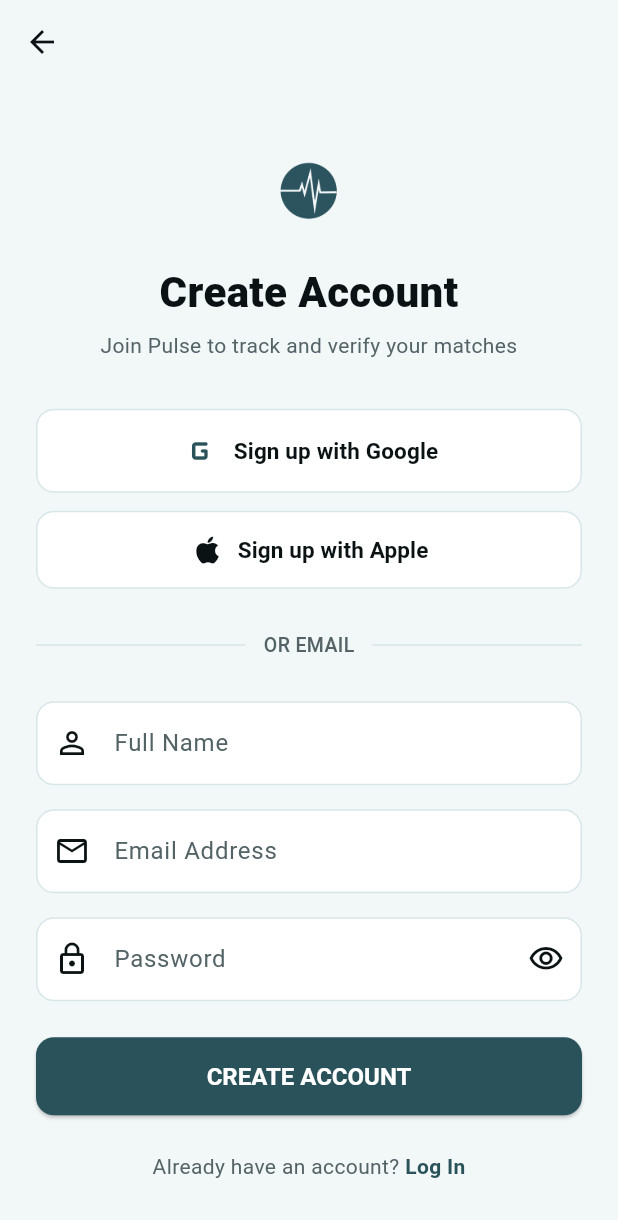
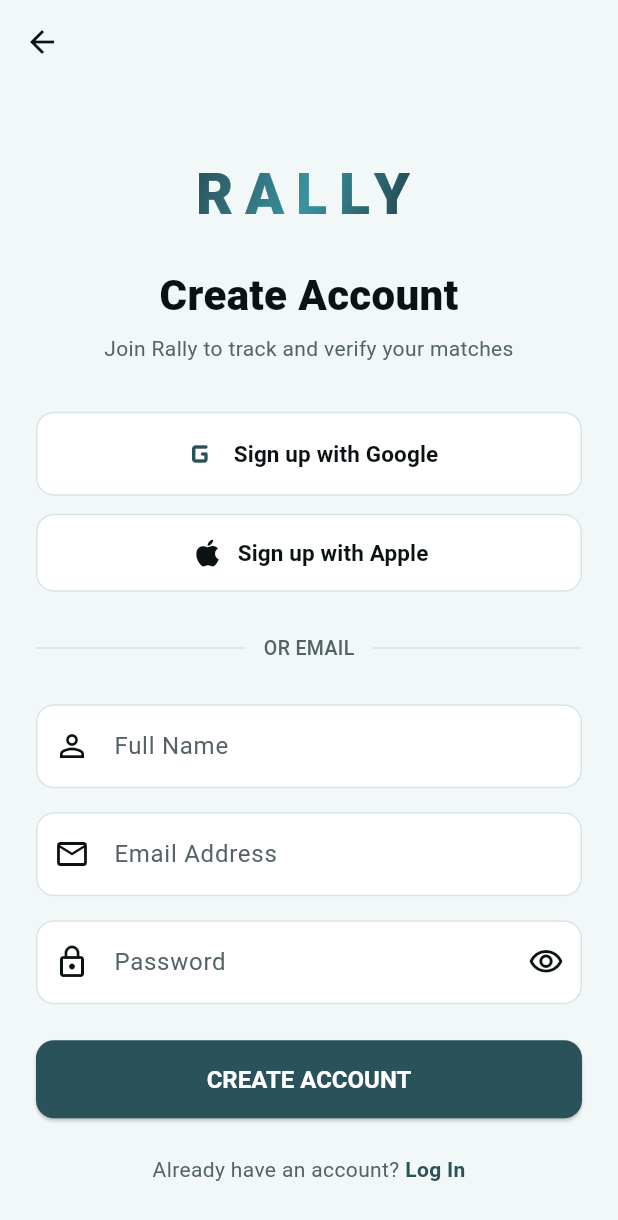
Before and after one commit to esamp001/Pulse, a Flutter app: the screen it shows after launch, after a tap on "LOG IN", after a tap on "Sign Up", on a phone screen of 412 x 824 dp. Shown: the top 1220 px of the screen. Run offline on Flutter 3.47's test engine with Material 3 defaults, Android fonts, the light colour scheme and no system bars; our stand-ins replace flutter_dotenv, google_sign_in, shared_preferences; accounts and stored records are empty.

Commit message:
change name to rally

```diff
--- /dev/null
+++ b/mobile/devtools_options.yaml
@@ -0,0 +1,3 @@
+description: This file stores settings for Dart & Flutter DevTools.
+documentation: https://docs.flutter.dev/tools/devtools/extensions#configure-extension-enablement-states
+extensions:
--- a/mobile/lib/core/widgets/pulse_top_bar.dart
+++ b/mobile/lib/core/widgets/pulse_top_bar.dart
@@ -1,6 +1,5 @@
 import 'package:flutter/material.dart';
 import '../theme/pulse_colors.dart';
-import 'pulse_logo.dart';
 
 /// Reusable Top Bar Component for Pulse App
 ///
@@ -90,8 +89,7 @@
               ),
             ),
 
-            // Center: Large Pulse Logo
-            const PulseLogo(size: 52.0),
+            // Center: (Logo removed)
 
             // Right: Inbox / Notification Icon
             GestureDetector(
--- /dev/null
+++ b/mobile/lib/core/widgets/rally_text_logo.dart
@@ -0,0 +1,62 @@
+import 'package:flutter/material.dart';
+import '../theme/pulse_colors.dart';
+
+/// Styled Typographic Logo for Rally
+/// Displays "RALLY" as a sleek, modern brand logo using gradient typography.
+class RallyTextLogo extends StatelessWidget {
+  final double fontSize;
+  final bool showSubtitle;
+  final String? subtitleText;
+
+  const RallyTextLogo({
+    super.key,
+    this.fontSize = 42.0,
+    this.showSubtitle = true,
+    this.subtitleText = 'Turn casual games into competitive matches',
+  });
+
+  @override
+  Widget build(BuildContext context) {
+    final isDark = Theme.of(context).brightness == Brightness.dark;
+
+    return Column(
+      mainAxisSize: MainAxisSize.min,
+      crossAxisAlignment: CrossAxisAlignment.center,
+      children: [
+        // Typographic Gradient Brand Logo
+        ShaderMask(
+          shaderCallback: (bounds) => LinearGradient(
+            colors: isDark
+                ? const [Color(0xFFE0F7FA), PulseColors.secondary, PulseColors.accent]
+                : const [PulseColors.primary, PulseColors.accent, Color(0xFF1E3A40)],
+            begin: Alignment.topLeft,
+            end: Alignment.bottomRight,
+          ).createShader(bounds),
+          child: Text(
+            'RALLY',
+            textAlign: TextAlign.center,
+            style: TextStyle(
+              fontSize: fontSize,
+              fontWeight: FontWeight.w900,
+              letterSpacing: 8.0,
+              color: Colors.white, // ShaderMask applies gradient color
+            ),
+          ),
+        ),
+        if (showSubtitle && subtitleText != null) ...[
+          const SizedBox(height: 6),
+          Text(
+            subtitleText!,
+            textAlign: TextAlign.center,
+            style: TextStyle(
+              fontSize: 13,
+              fontWeight: FontWeight.w500,
+              letterSpacing: 0.2,
+              color: PulseColors.getTextSecondary(isDark),
+            ),
+          ),
+        ],
+      ],
+    );
+  }
+}
--- a/mobile/lib/features/auth/presentation/screens/login_screen.dart
+++ b/mobile/lib/features/auth/presentation/screens/login_screen.dart
@@ -1,6 +1,7 @@
 import 'package:flutter/material.dart';
+import 'package:shared_preferences/shared_preferences.dart';
 import '../../../../core/theme/pulse_colors.dart';
-import '../../../../core/widgets/pulse_logo.dart';
+import '../../../../core/widgets/rally_text_logo.dart';
 import 'register_screen.dart';
 
 class LoginScreen extends StatefulWidget {
@@ -17,21 +18,57 @@
   bool _isPasswordVisible = false;
 
   @override
+  void initState() {
+    super.initState();
+    _loadSavedEmail();
+  }
+
+  /// Load email address saved from previous login session
+  Future<void> _loadSavedEmail() async {
+    try {
+      final prefs = await SharedPreferences.getInstance();
+      final savedEmail = prefs.getString('saved_email');
+      if (savedEmail != null && savedEmail.isNotEmpty) {
+        setState(() {
+          _emailController.text = savedEmail;
+        });
+      }
+    } catch (_) {
+      // Ignore storage errors on startup
+    }
+  }
+
+  /// Persist email address to local device storage
+  Future<void> _saveEmail(String email) async {
+    try {
+      final prefs = await SharedPreferences.getInstance();
+      await prefs.setString('saved_email', email);
+    } catch (_) {
+      // Ignore storage write errors
+    }
+  }
+
+  @override
   void dispose() {
     _emailController.dispose();
     _passwordController.dispose();
     super.dispose();
   }
 
-  void _handleLogin() {
+  void _handleLogin() async {
     if (_formKey.currentState!.validate()) {
+      final email = _emailController.text.trim();
+      await _saveEmail(email);
+
       // Temporary feedback until connected to backend API
-      ScaffoldMessenger.of(context).showSnackBar(
-        SnackBar(
-          content: Text('Logging in with ${_emailController.text}...'),
-          backgroundColor: PulseColors.primary,
-        ),
-      );
+      if (mounted) {
+        ScaffoldMessenger.of(context).showSnackBar(
+          SnackBar(
+            content: Text('Logging in with $email...'),
+            backgroundColor: PulseColors.primary,
+          ),
+        );
+      }
     }
   }
 
@@ -54,31 +91,11 @@
                 mainAxisAlignment: MainAxisAlignment.center,
                 crossAxisAlignment: CrossAxisAlignment.stretch,
                 children: [
-                  // App Branding / Logo Header
+                  const SizedBox(height: 12),
                   const Center(
-                    child: PulseLogo(size: 90),
+                    child: RallyTextLogo(fontSize: 44.0),
                   ),
-                  const SizedBox(height: 13),
-                  Text(
-                    'PULSE',
-                    textAlign: TextAlign.center,
-                    style: TextStyle(
-                      fontSize: 32,
-                      fontWeight: FontWeight.w900,
-                      letterSpacing: 3.0,
-                      color: textPrimaryColor,
-                    ),
-                  ),
-                  const SizedBox(height: 8),
-                  Text(
-                    'Turn casual games into competitive matches',
-                    textAlign: TextAlign.center,
-                    style: TextStyle(
-                      fontSize: 14,
-                      color: textSecondaryColor,
-                    ),
-                  ),
-                  const SizedBox(height: 40),
+                  const SizedBox(height: 36),
 
                   // Email Field
                   TextFormField(
--- a/mobile/lib/features/auth/presentation/screens/register_screen.dart
+++ b/mobile/lib/features/auth/presentation/screens/register_screen.dart
@@ -1,7 +1,7 @@
 import 'package:flutter/material.dart';
 import 'package:google_sign_in/google_sign_in.dart';
 import '../../../../core/theme/pulse_colors.dart';
-import '../../../../core/widgets/pulse_logo.dart';
+import '../../../../core/widgets/rally_text_logo.dart';
 import '../../../home/presentation/screens/home_screen.dart';
 import '../../models/user_model.dart';
 import '../../services/auth_service.dart';
@@ -131,11 +131,14 @@
                 mainAxisAlignment: MainAxisAlignment.center,
                 crossAxisAlignment: CrossAxisAlignment.stretch,
                 children: [
-                  // App Logo & Header
+                  const SizedBox(height: 12),
                   const Center(
-                    child: PulseLogo(size: 70),
+                    child: RallyTextLogo(
+                      fontSize: 38.0,
+                      showSubtitle: false,
+                    ),
                   ),
-                  const SizedBox(height: 12),
+                  const SizedBox(height: 20),
                   Text(
                     'Create Account',
                     textAlign: TextAlign.center,
@@ -147,7 +150,7 @@
                   ),
                   const SizedBox(height: 6),
                   Text(
-                    'Join Pulse to track and verify your matches',
+                    'Join Rally to track and verify your matches',
                     textAlign: TextAlign.center,
                     style: TextStyle(
                       fontSize: 14,
--- a/mobile/lib/features/home/presentation/screens/home_screen.dart
+++ b/mobile/lib/features/home/presentation/screens/home_screen.dart
@@ -843,7 +843,7 @@
                 mainAxisSize: MainAxisSize.min,
                 children: [
                   Text(
-                    'Log out of Pulse?',
+                    'Log out of Rally?',
                     style: TextStyle(
                       fontSize: 14,
                       fontWeight: FontWeight.bold,
--- a/mobile/lib/main.dart
+++ b/mobile/lib/main.dart
@@ -3,17 +3,17 @@
 import 'core/theme/pulse_theme.dart';
 import 'features/auth/presentation/screens/login_screen.dart';
 
-/// Global Theme Mode Notifier for Pulse App
+/// Global Theme Mode Notifier for Rally App
 final ValueNotifier<ThemeMode> themeModeNotifier = ValueNotifier<ThemeMode>(ThemeMode.light);
 
 Future<void> main() async {
   WidgetsFlutterBinding.ensureInitialized();
   await dotenv.load(fileName: '.env');
-  runApp(const PulseApp());
+  runApp(const RallyApp());
 }
 
-class PulseApp extends StatelessWidget {
-  const PulseApp({super.key});
+class RallyApp extends StatelessWidget {
+  const RallyApp({super.key});
 
   @override
   Widget build(BuildContext context) {
@@ -21,7 +21,7 @@
       valueListenable: themeModeNotifier,
       builder: (context, currentMode, child) {
         return MaterialApp(
-          title: 'Pulse',
+          title: 'Rally',
           debugShowCheckedModeBanner: false,
           themeAnimationDuration: Duration.zero,
           theme: PulseTheme.lightTheme,
--- a/mobile/pubspec.yaml
+++ b/mobile/pubspec.yaml
@@ -35,6 +35,7 @@
   http: ^1.2.1
   google_sign_in: ^6.2.1
   flutter_dotenv: ^5.2.0
+  shared_preferences: ^2.2.3
 
 dev_dependencies:
   flutter_test:
```
Also changed, not shown: 4 other files.
